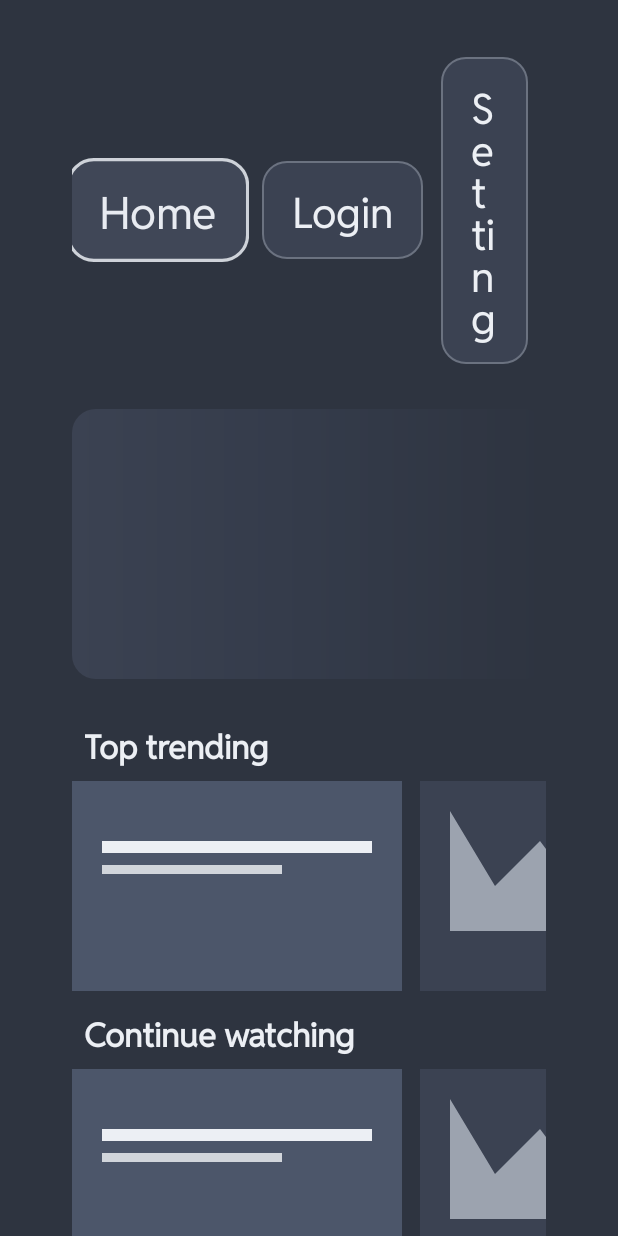
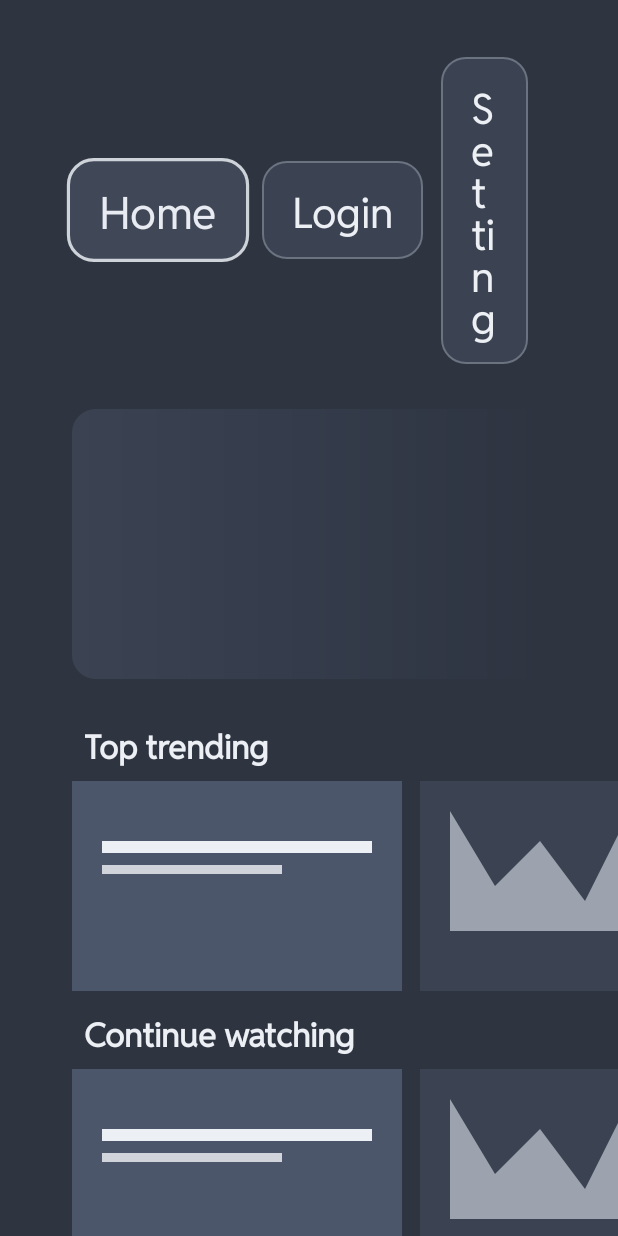
Before and after one commit to abijith-2002/hello-world-android-tv-91585, an Android app: the HomeActivity screen opened directly, with no data from a screen before it, on a phone screen of 412 x 824 dp. Run offline under Robolectric (Android 15) with nearby library versions, the phone set to English and light mode, and no system bars.

Commit message:
Manual push

```diff
--- a/android_tv_frontend/app/src/main/res/layout/activity_content_info.xml
+++ b/android_tv_frontend/app/src/main/res/layout/activity_content_info.xml
@@ -305,13 +305,13 @@
             android:ellipsize="end"
             android:includeFontPadding="false" />
 
-        <!-- Action Buttons Row - 43dp gap from description, 96dp bottom padding for safe zone -->
+        <!-- Action Buttons Row - 43dp gap from description, 120dp bottom padding for safe zone -->
         <LinearLayout
             android:id="@+id/actionButtonsRow"
             android:layout_width="wrap_content"
             android:layout_height="wrap_content"
             android:layout_marginTop="43dp"
-            android:paddingBottom="96dp"
+            android:paddingBottom="120dp"
             android:orientation="horizontal"
             android:clipChildren="false"
             android:clipToPadding="false">
@@ -371,8 +371,9 @@
 
         <TextView
             android:id="@+id/systemTime"
-            android:layout_width="100dp"
+            android:layout_width="wrap_content"
             android:layout_height="wrap_content"
+            android:minWidth="120dp"
             android:text="20:44"
             android:textColor="#FFFFFF"
             android:textSize="40sp"
@@ -381,7 +382,8 @@
             android:gravity="start"
             android:includeFontPadding="false"
             android:maxLines="1"
-            android:singleLine="true" />
+            android:singleLine="true"
+            android:ellipsize="end" />
 
         <TextView
             android:id="@+id/systemDate"
--- a/android_tv_frontend/app/src/main/res/layout/activity_home.xml
+++ b/android_tv_frontend/app/src/main/res/layout/activity_home.xml
@@ -8,7 +8,9 @@
     android:background="@color/nord_bg"
     android:focusable="true"
     android:focusableInTouchMode="true"
-    android:paddingTop="24dp">
+    android:paddingTop="24dp"
+    android:clipChildren="false"
+    android:clipToPadding="false">
 
     <!-- Top Menu -->
     <LinearLayout
@@ -18,7 +20,9 @@
         android:layout_height="wrap_content"
         android:paddingStart="48dp"
         android:paddingEnd="48dp"
-        android:gravity="center_vertical">
+        android:gravity="center_vertical"
+        android:clipChildren="false"
+        android:clipToPadding="false">
 
         <TextView
             android:id="@+id/menuHome"
@@ -106,7 +110,9 @@
             android:layout_height="wrap_content"
             android:paddingStart="48dp"
             android:paddingEnd="48dp"
-            android:paddingBottom="32dp" />
+            android:paddingBottom="32dp"
+            android:clipChildren="false"
+            android:clipToPadding="false" />
 
     </ScrollView>
 
--- a/android_tv_frontend/app/src/main/res/layout/view_action_button.xml
+++ b/android_tv_frontend/app/src/main/res/layout/view_action_button.xml
@@ -36,7 +36,7 @@
         android:layout_width="138dp"
         android:layout_height="24dp"
         android:layout_gravity="center_horizontal|bottom"
-        android:layout_marginBottom="32dp"
+        android:layout_marginBottom="24dp"
         android:text="Programar"
         android:textColor="#FFFFFF"
         android:textSize="22sp"
--- a/android_tv_frontend/app/src/main/res/layout/view_rail.xml
+++ b/android_tv_frontend/app/src/main/res/layout/view_rail.xml
@@ -4,7 +4,9 @@
     android:layout_width="match_parent"
     android:layout_height="wrap_content"
     android:orientation="vertical"
-    android:layout_marginTop="12dp">
+    android:layout_marginTop="12dp"
+    android:clipChildren="false"
+    android:clipToPadding="false">
 
     <TextView
         android:id="@+id/railTitle"
@@ -21,13 +23,17 @@
         android:layout_width="match_parent"
         android:layout_height="wrap_content"
         android:overScrollMode="never"
-        android:scrollbars="none">
+        android:scrollbars="none"
+        android:clipChildren="false"
+        android:clipToPadding="false">
 
         <LinearLayout
             android:id="@+id/railRow"
             android:layout_width="wrap_content"
             android:layout_height="wrap_content"
-            android:orientation="horizontal" />
+            android:orientation="horizontal"
+            android:clipChildren="false"
+            android:clipToPadding="false" />
     </HorizontalScrollView>
 
 </LinearLayout>
```
Also changed, not shown: 12 other files.
